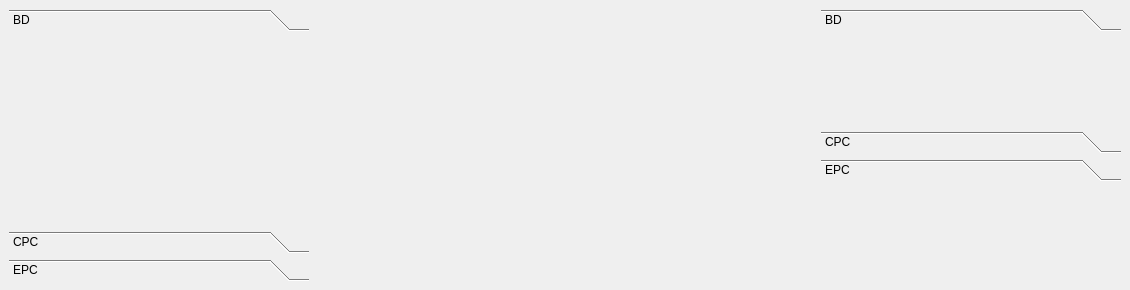
Old version of the form Tools/ToolTreesearcher/qttreesearchermaindialog.ui in the repository richelbilderbeek/ProjectRichelBilderbeek.
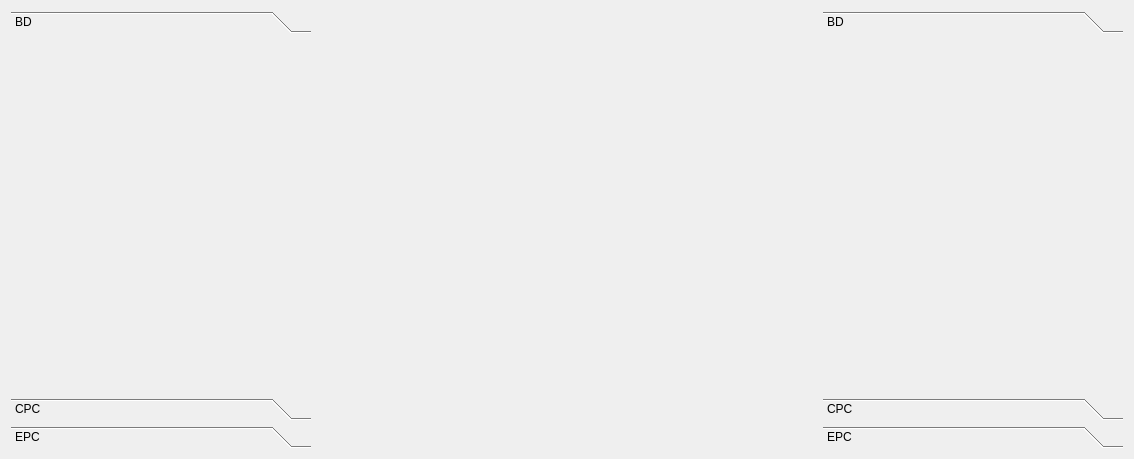
New version of the form.

Patch:
```diff
--- a/Tools/ToolTreesearcher/qttreesearchermaindialog.ui
+++ b/Tools/ToolTreesearcher/qttreesearchermaindialog.ui
@@ -7,21 +7,15 @@
     <x>0</x>
     <y>0</y>
     <width>1130</width>
-    <height>290</height>
+    <height>459</height>
    </rect>
   </property>
   <property name="windowTitle">
    <string>QtTreesearcherMainDialog</string>
   </property>
+  <layout class="QHBoxLayout" name="horizontalLayout">
+   <item>
   <widget class="QToolBox" name="toolBox_create">
-   <property name="geometry">
-    <rect>
-     <x>9</x>
-     <y>9</y>
-     <width>300</width>
-     <height>272</height>
-    </rect>
-   </property>
    <property name="minimumSize">
     <size>
      <width>300</width>
@@ -43,7 +37,7 @@
       <x>0</x>
       <y>0</y>
       <width>300</width>
-      <height>179</height>
+        <height>348</height>
      </rect>
     </property>
     <attribute name="label">
@@ -86,15 +80,9 @@
     </attribute>
    </widget>
   </widget>
+   </item>
+   <item>
   <widget class="QWidget" name="widget_center" native="true">
-   <property name="geometry">
-    <rect>
-     <x>315</x>
-     <y>9</y>
-     <width>500</width>
-     <height>272</height>
-    </rect>
-   </property>
    <property name="minimumSize">
     <size>
      <width>500</width>
@@ -102,15 +90,9 @@
     </size>
    </property>
   </widget>
+   </item>
+   <item>
   <widget class="QToolBox" name="toolBox_investigate">
-   <property name="geometry">
-    <rect>
-     <x>821</x>
-     <y>9</y>
-     <width>300</width>
-     <height>172</height>
-    </rect>
-   </property>
    <property name="minimumSize">
     <size>
      <width>300</width>
@@ -126,7 +108,7 @@
       <x>0</x>
       <y>0</y>
       <width>300</width>
-      <height>79</height>
+        <height>348</height>
      </rect>
     </property>
     <attribute name="label">
@@ -169,6 +151,8 @@
     </attribute>
    </widget>
   </widget>
+   </item>
+  </layout>
  </widget>
  <layoutdefault spacing="6" margin="11"/>
  <resources/>
```
Left out of the diff: 2 changed lines with no effect on the pictures. Lines whose indentation alone changed are shown as unchanged.
